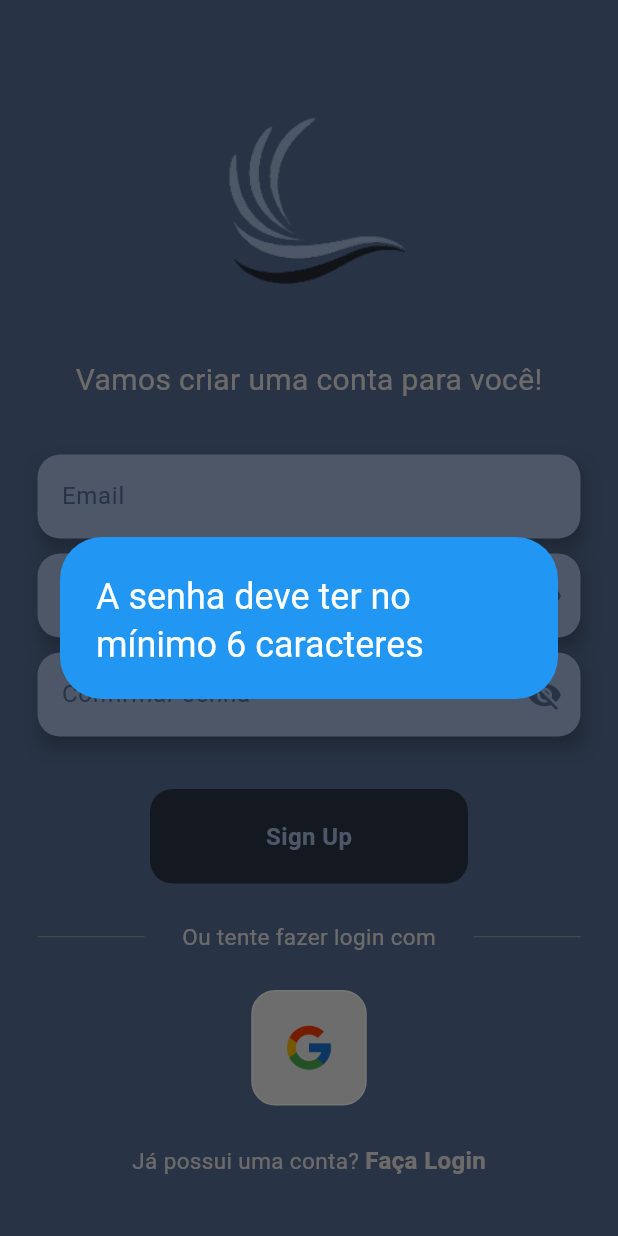
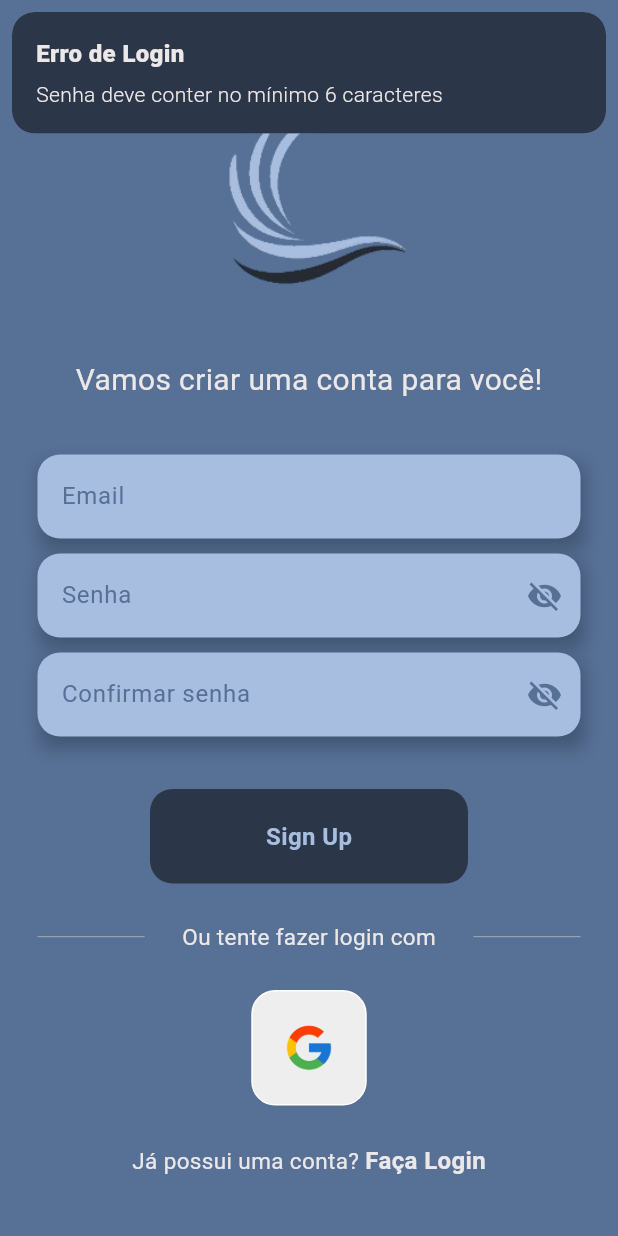
Before and after one commit to NicolasKLange/FamilyHomeApp, a Flutter app: the RegisterPage screen opened directly with empty values, after a tap on "Sign Up", on a phone screen of 412 x 824 dp. Run offline on Flutter 3.47's test engine with Material 3 defaults, Android fonts, the phone set to English and light mode, and no system bars; our stand-ins replace cloud_firestore, firebase_auth, firebase_core, flutter_multi_formatter, get, google_sign_in and 1 more; accounts and stored records are empty; generated files the repository leaves out were written again; statements that could not run were skipped.

Commit message:
editando tela de criar conta

```diff
--- a/lib/pages/login/register_page.dart
+++ b/lib/pages/login/register_page.dart
@@ -1,6 +1,8 @@
 import 'package:family_home_app/servicesAuth/auth_services.dart';
 import 'package:flutter/material.dart';
 import 'package:firebase_auth/firebase_auth.dart';
+import 'package:get/get.dart';
+import 'package:get/get_core/src/get_main.dart';
 import '../../assets/components/image_style/square_tile.dart';
 import '../../assets/components/text_fields/text_fields_login.dart';
 import '../../assets/components/buttons/button_login.dart';
@@ -43,7 +45,7 @@ signUserUp() async {
     // Verificar se a senha possui no mínimo 6 caracteres
     if (passwordController.text.length < 6) {
       Navigator.pop(context); // Fechar o carregando antes do erro
-      showErrorMessage('A senha deve ter no mínimo 6 caracteres');
+      showErrorMessagePassword('A senha deve ter no mínimo 6 caracteres');
       return;
     }
 
@@ -67,23 +69,29 @@ signUserUp() async {
   }
 }
 
+  // Mensagem de erro que senha deve ter no mínimo 6 caracteres
+  void showErrorMessagePassword(String message) {
+    Get.snackbar(
+      'Erro de Login', // Título
+      'Senha deve conter no mínimo 6 caracteres', // Mensagem
+      backgroundColor: const  Color(0xFF2B3649),
+      colorText: const Color(0xFFEDE8E8),
+      snackPosition: SnackPosition.TOP,
+      margin: const EdgeInsets.all(8.0),
+      duration: const Duration(seconds: 3),
+    );
+  }
 
-
-  // Mensagem de erro de email popup
+  // Mensagem de erro de senhas que não coencidem
   void showErrorMessage(String message) {
-    showDialog(
-      context: context,
-      builder: (context) {
-        return AlertDialog(
-          backgroundColor: Colors.blue,
-          title: Center(
-            child: Text(
-              message,
-              style: const TextStyle(color: Colors.white),
-            ),
-          ),
-        );
-      },
+    Get.snackbar(
+      'Erro de Login', // Título
+      'Senhas não coencidem, tente novamente', // Mensagem
+      backgroundColor: const  Color(0xFF2B3649),
+      colorText: const Color(0xFFEDE8E8),
+      snackPosition: SnackPosition.TOP,
+      margin: const EdgeInsets.all(8.0),
+      duration: const Duration(seconds: 3),
     );
   }
 
```
